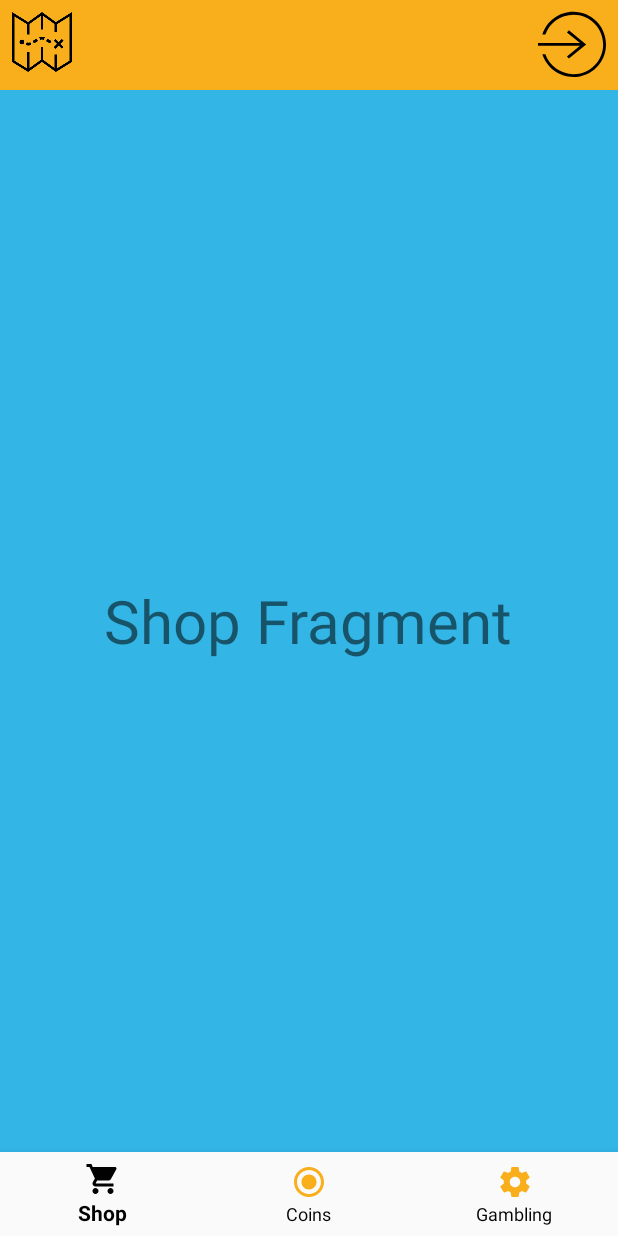
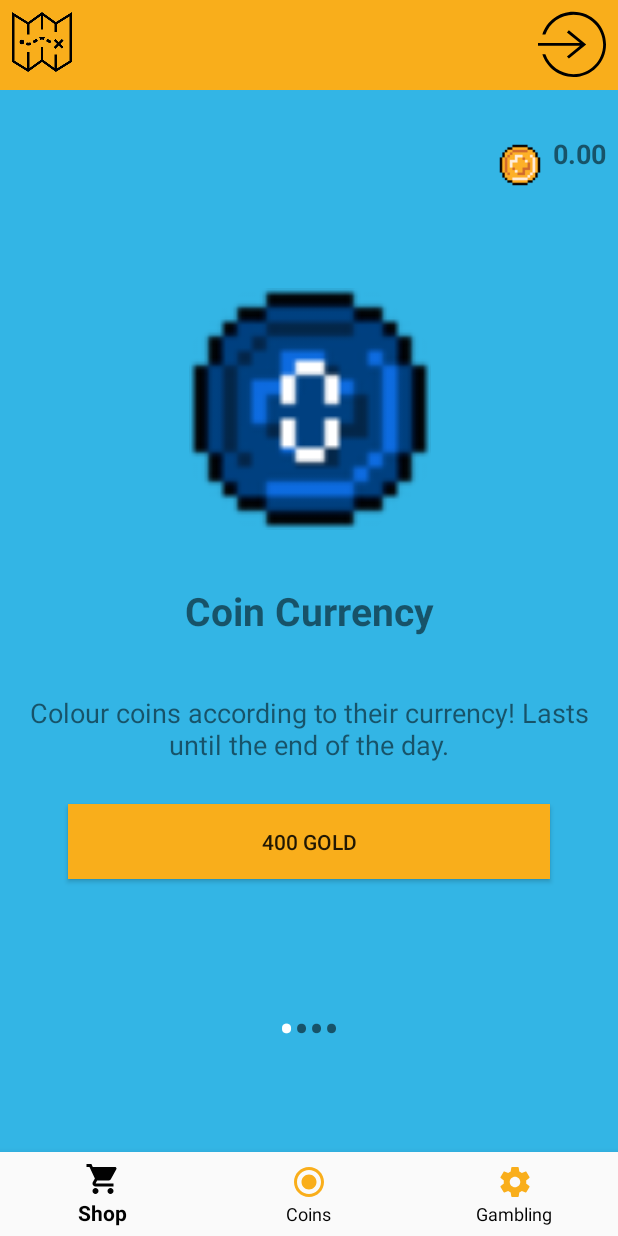
Before and after one commit to nik5y/Coinz, an Android app: the ShopFragment screen opened directly, with no data from a screen before it, on a phone screen of 412 x 824 dp. Run offline under Robolectric (Android 15) with nearby library versions, the phone set to English and light mode, and no system bars; our stand-ins replace Firebase (no records; nobody signed in at launch, a user with empty details on screens opened directly); libraries missing offline, so code that uses them is left out: com.r0adkll.slidr, uk.ac.ed; 2 statements that could not run were skipped.

Commit message:
Changes:
1. Implemented the SHOP fragment with four bonuses currently.
2. The fragment now displays the current gold balance and a page slide view of different bonuses.
3. Once bought, the balance is updated both on screen and in the database. The bonus feature is also set to activated in the database.
3. Once bought, the bonus cannot be bought again, until it wears off.

```diff
--- a/app/src/main/AndroidManifest.xml
+++ b/app/src/main/AndroidManifest.xml
@@ -40,7 +40,9 @@
                 <category android:name="android.intent.category.LAUNCHER" />
             </intent-filter>
         </activity>
-        <activity android:name=".LoginActivity" />
+        <activity android:name=".LoginActivity">
+
+        </activity>
         <activity android:name=".SignupActivity" />
 
         <receiver
--- a/app/src/main/java/uk/ac/ed/inf/coinz/CoinRecyclerAdapter.kt
+++ b/app/src/main/java/uk/ac/ed/inf/coinz/CoinRecyclerAdapter.kt
@@ -35,9 +35,8 @@ class CoinRecyclerAdapter(var context: Context, val items : ArrayList<CoinRecycl
 
         val coin: CoinRecyclerViewClass = items[position]
         holder.coin_recycler_currency.text = coin.currency
-        //rounds down
-        //add double format
-        holder.coin_recycler_value.text = coin.value.subSequence(0, 5)
+
+        holder.coin_recycler_value.text = coin.value.toDouble().format(3)
         holder.coin_recycler_image.setImageResource(coin.iconId)
 
         //todo add if for from thing
@@ -368,12 +367,7 @@ class CoinRecyclerAdapter(var context: Context, val items : ArrayList<CoinRecycl
 
 }
 
-
-//todo figure out what to do with coins when sent to other user:
-//todo 1. allow sending them back and forth between same users?
-//todo 2. allow sending them more than once?
-//todo 3. make a thingy that changes the id in some way. perhaps uses the senders username or smth..
-
+//todo delete bloody bonuses after 24 hrs
 
 //constrain usernames to be some amount of characters long max.
 
--- a/app/src/main/java/uk/ac/ed/inf/coinz/CoinRecyclerClass.kt
+++ /dev/null
@@ -1,9 +0,0 @@
-package uk.ac.ed.inf.coinz
-
-public class CoinRecyclerClass ( currency : String,  value : String) {
-
-    /*val currency = currency
-    val value = value*/
-    val iconName = currency.toLowerCase()
-
-}
--- a/app/src/main/java/uk/ac/ed/inf/coinz/CoinsFragment.kt
+++ b/app/src/main/java/uk/ac/ed/inf/coinz/CoinsFragment.kt
@@ -33,7 +33,6 @@ class CoinsFragment : Fragment() {
             recyc.adapter = CoinRecyclerAdapter(context!!, value)
         }
     })
-//todo add go back to map button
 
         return view
 
@@ -47,10 +46,6 @@ class CoinsFragment : Fragment() {
 
     override fun onViewCreated(view: View, savedInstanceState: Bundle?) {
         super.onViewCreated(view, savedInstanceState)
-
-        //todo add a text when there are no coin collected. i.e adjust visibility depending on array size
-
-
     }
 
     interface MyCallback {
--- a/app/src/main/java/uk/ac/ed/inf/coinz/MapsActivity.kt
+++ b/app/src/main/java/uk/ac/ed/inf/coinz/MapsActivity.kt
@@ -399,6 +399,7 @@ class MapsActivity : AppCompatActivity(),
                 Toast.makeText(this@MapsActivity, "Collected ${currVal[0]} of value ${currVal[1].toDouble().format(3)}", Toast.LENGTH_LONG).show()
 
             } else {
+
                 Toast.makeText(this@MapsActivity, "Coin ${(markerPos.distanceTo(currentPos) - coinCollectRange).format(0)}m out of Range!", Toast.LENGTH_LONG).show()
             }
         }
@@ -521,11 +522,6 @@ class MapsActivity : AppCompatActivity(),
         }
     }
 
-
-    //Formatting digits
-    fun Double.format(digits: Int) = java.lang.String.format("%.${digits}f", this)
-
-
     //Setting an Alarm to delete coins at midnight
     private fun setDailyCoinDelete() {
 
--- a/app/src/main/java/uk/ac/ed/inf/coinz/ShopFragment.kt
+++ b/app/src/main/java/uk/ac/ed/inf/coinz/ShopFragment.kt
@@ -1,18 +1,83 @@
 package uk.ac.ed.inf.coinz
 
-import android.annotation.SuppressLint
 import android.os.Bundle
 import android.support.v4.app.Fragment
+import android.support.v4.view.ViewPager
+import android.text.Html
 import android.view.LayoutInflater
 import android.view.View
 import android.view.ViewGroup
-import kotlinx.android.synthetic.main.activity_interactive.*
-
+import android.widget.LinearLayout
+import android.widget.TextView
+import com.google.firebase.auth.FirebaseAuth
+import com.google.firebase.firestore.FirebaseFirestore
+import kotlinx.android.synthetic.main.fragment_shop.*
 
 class ShopFragment : Fragment() {
 
+    var dots : ArrayList<TextView> = arrayListOf()
+    lateinit var pageDots : LinearLayout
+    lateinit var slider : ViewPager
+    val firebase = FirebaseFirestore.getInstance()
+    val currentUser = FirebaseAuth.getInstance().currentUser!!.email
+
     override fun onCreateView(inflater: LayoutInflater, container: ViewGroup?, savedInstanceState: Bundle?): View? {
-        return inflater.inflate(R.layout.fragment_shop, container, false)
+        val view = inflater.inflate(R.layout.fragment_shop, container, false)
+
+        slider = view.findViewById<ViewPager>(R.id.shop_pager)
+        pageDots = view.findViewById<LinearLayout>(R.id.shop_page_dots)
+
+        slider.adapter = ShopSliderAdapter(view, context!!, firebase, currentUser!!)
+
+        addDots(0)
+
+        slider.addOnPageChangeListener(object : ViewPager.OnPageChangeListener {
+
+            override fun onPageScrollStateChanged(state: Int) {
+
+            }
+
+            override fun onPageScrolled(position: Int, positionOffset: Float, positionOffsetPixels: Int) {
+
+            }
+            override fun onPageSelected(position: Int) {
+                pageDots.removeAllViewsInLayout()
+                addDots(position)
+            }
+
+        })
+
+        firebase.collection("Users").document(currentUser!!).collection("Account Information")
+                .document("Gold Balance").get().addOnSuccessListener {
+                    val gold = it["goldBalance"].toString().toDouble()
+                    shop_gold_balance.setText(gold.format(2))
+                }
+
+        return view
     }
 
+
+    private fun addDots(position: Int) {
+        for (i in 0..3) {
+            dots.add(i,TextView(context!!))
+            dots[i].setText(Html.fromHtml("&#8226", Html.FROM_HTML_MODE_LEGACY))
+            dots[i].setTextSize(30.0F)
+            pageDots.addView(dots[i])
+
+        }
+
+        dots[position].setTextColor(resources.getColor(R.color.mapboxWhite))
+
+    }
+
+    private fun highlightDot(position: Int){
+
+    }
+
+    fun Double.format(digits: Int) = java.lang.String.format("%.${digits}f", this)
+
+
+
+//todo disable rotation
+
 }
--- /dev/null
+++ b/app/src/main/java/uk/ac/ed/inf/coinz/ShopSliderAdapter.kt
@@ -0,0 +1,145 @@
+package uk.ac.ed.inf.coinz
+
+import android.content.Context
+import android.support.constraint.ConstraintLayout
+import android.support.v4.view.PagerAdapter
+import android.support.v7.app.AlertDialog
+import android.view.LayoutInflater
+import android.view.View
+import android.view.ViewGroup
+import android.widget.Button
+import android.widget.ImageView
+import android.widget.RelativeLayout
+import android.widget.TextView
+import com.google.firebase.firestore.FirebaseFirestore
+import kotlinx.android.synthetic.main.fragment_shop.view.*
+import kotlinx.android.synthetic.main.shop_page_layout.view.*
+import java.util.zip.Inflater
+
+class ShopSliderAdapter(containerView : View, var context: Context, firebase : FirebaseFirestore, email : String) : PagerAdapter(){
+
+    val firebase = firebase
+    val email = email
+    val containerView = containerView
+
+    override fun getCount(): Int {
+        return bonusTitles.size
+     }
+
+    override fun isViewFromObject(view: View, `object`: Any): Boolean {
+        return view == `object` as ConstraintLayout;
+    }
+
+    val bonusIcons : Array<Int> = arrayOf(
+            R.drawable.shil0,
+            R.drawable.shil,
+            R.drawable.generic_coin,
+            R.drawable.peny)
+
+
+    val bonusTitles : Array<String> = arrayOf(
+            "Coin Currency",
+            "Coin Value",
+            "Range+",
+            "Rates"
+    )
+
+    val bonusPrices : Array<Double> = arrayOf(
+            400.0,400.0,500.0,200.0
+    )
+
+    val bonusDescriptions : Array<String> = arrayOf(
+            "Colour coins according to their currency! Lasts until the end of the day.",
+            "Display the coin value! Lasts until the end of the day",
+            "Double coin collection range! Lasts 24 hours",
+            "Find out the rates for today! Available at the map screen. Lasts until the end of the day"
+    )
+
+    override fun instantiateItem(container: ViewGroup, position: Int): Any {
+
+        val inflater = context.getSystemService(Context.LAYOUT_INFLATER_SERVICE) as LayoutInflater
+        val view = inflater.inflate(R.layout.shop_page_layout, container, false)
+
+        val shop_page_icon = view.shop_page_icon as ImageView
+        val shop_page_title = view.shop_page_title as TextView
+        val shop_page_description = view.shop_page_description as TextView
+        val shop_page_buy = view.shop_page_buy as Button
+
+        shop_page_icon.setImageResource(bonusIcons[position])
+        shop_page_title.setText(bonusTitles[position])
+        shop_page_description.setText(bonusDescriptions[position])
+        shop_page_buy.setText("${bonusPrices[position].toInt()} GOLD")
+        container.addView(view)
+
+        val bonusPath = firebase.collection("Users").document(email).collection("Bonuses")
+                .document(bonusTitles[position])
+
+        bonusPath.get().addOnSuccessListener {activated->
+
+            if ( activated!!["activated"] as Boolean) {
+                shop_page_buy.apply {
+                    isEnabled = false
+                    setBackgroundColor(resources.getColor(R.color.vikaLightOrange))
+                }
+            } else {
+                shop_page_buy.setOnClickListener {
+
+
+                    val goldBalancePath = firebase.collection("Users").document(email).collection("Account Information")
+                            .document("Gold Balance")
+
+                    goldBalancePath.get().addOnSuccessListener {
+
+                        var gold = it["goldBalance"].toString().toDouble()
+
+                        if (gold >= bonusPrices[position]) {
+
+                            //Reduce Balance
+
+                            gold = gold - bonusPrices[position]
+                            goldBalancePath.update("goldBalance", gold)
+
+                            //update balance on screen
+
+                            containerView.shop_gold_balance.setText(gold.format(2))
+
+                            //update button appearance
+
+                            shop_page_buy.apply {
+                                isEnabled = false
+                                setBackgroundColor(resources.getColor(R.color.vikaLightOrange))
+                            }
+
+
+                            //Enable Bonus in Database
+
+                            bonusPath.update("activated", true)
+
+
+                        } else {
+                            val alert = AlertDialog.Builder(context)
+                            alert.apply {
+                                setMessage("Not enough gold!")
+                                setPositiveButton("OK", null)
+                                setCancelable(true)
+                                create().show()
+                            }
+                        }
+
+                    }
+
+                }
+            }
+
+        }
+
+
+
+        return view
+    }
+
+    override fun destroyItem(container: ViewGroup, position: Int, `object`: Any) {
+        return container.removeView(`object` as ConstraintLayout)
+    }
+
+}
--- a/app/src/main/java/uk/ac/ed/inf/coinz/SignupActivity.kt
+++ b/app/src/main/java/uk/ac/ed/inf/coinz/SignupActivity.kt
@@ -162,6 +162,7 @@ class SignupActivity : AppCompatActivity() {
         val bonusRangeReference = bonusReference.document("Range+")
         val bonusMarkerCurrencyReference = bonusReference.document("Coin Currency")
         val bonusMarkerValueReference = bonusReference.document("Coin Value")
+        val bonusRatesReference = bonusReference.document("Rates")
 
         ///addd bonus features
 
@@ -173,6 +174,7 @@ class SignupActivity : AppCompatActivity() {
             bonusRangeReference.set(Bonus(false))
             bonusMarkerCurrencyReference.set(Bonus(false))
             bonusMarkerValueReference.set(Bonus(false))
+            bonusRatesReference.set(Bonus(false))
 
             //not initialised coins as they get initialised by their own piece of code.
             //not initialised banked and sent coins as their database thingie will be deleted daily,
--- a/app/src/main/java/uk/ac/ed/inf/coinz/UtilisedClasses.kt
+++ b/app/src/main/java/uk/ac/ed/inf/coinz/UtilisedClasses.kt
@@ -38,6 +38,8 @@ class dailyUpdate() : Runnable {
         //set bonus features to false
         firestore.collection("Users").document(email).collection("Bonuses").document("Coin Currency").update("activated", false)
         firestore.collection("Users").document(email).collection("Bonuses").document("Coin Value").update("activated", false)
+        firestore.collection("Users").document(email).collection("Bonuses").document("Range+").update("activated", false)
+
     }
 }
 
@@ -61,3 +63,5 @@ class Timing() {
 
 
 }
+
+fun Double.format(digits: Int) = java.lang.String.format("%.${digits}f", this)
--- a/app/src/main/res/layout/coin_recycler_item.xml
+++ b/app/src/main/res/layout/coin_recycler_item.xml
@@ -5,7 +5,7 @@
     android:layout_width="match_parent"
     android:layout_height="wrap_content"
     android:orientation="horizontal"
-    android:background="@color/colorPrimary"
+    android:background="@color/vikaLightOrange"
     android:layout_marginTop="5dp"
     android:padding="5dp"
     android:id="@+id/coin_recycler_item">
@@ -15,6 +15,7 @@
         android:layout_width="60dp"
         android:layout_gravity="center_vertical"
         android:layout_height="60dp"
+        android:layout_marginLeft="5dp"
         android:src="@drawable/peny" />
 
     <android.support.constraint.ConstraintLayout
--- a/app/src/main/res/layout/fragment_coins.xml
+++ b/app/src/main/res/layout/fragment_coins.xml
@@ -5,7 +5,7 @@
     android:id="@+id/fragment_coins"
     android:layout_width="match_parent"
     android:layout_height="match_parent"
-    android:background="@android:color/holo_red_light">
+    android:background="@android:color/white">
 
     <TextView
         android:id="@+id/coin_text"
--- a/app/src/main/res/layout/fragment_shop.xml
+++ b/app/src/main/res/layout/fragment_shop.xml
@@ -1,5 +1,6 @@
 <?xml version="1.0" encoding="utf-8"?>
-<RelativeLayout xmlns:android="http://schemas.android.com/apk/res/android"
+<android.support.constraint.ConstraintLayout xmlns:android="http://schemas.android.com/apk/res/android"
+    xmlns:app="http://schemas.android.com/apk/res-auto"
     android:layout_width="match_parent"
     android:layout_height="match_parent"
     android:id="@+id/fragment_shop"
@@ -7,12 +8,67 @@
     android:background="@android:color/holo_blue_light"
     >
 
+    <android.support.v4.view.ViewPager
+        android:id="@+id/shop_pager"
+        android:layout_width="0dp"
+        android:layout_height="441dp"
+        android:layout_alignParentStart="true"
+        android:layout_alignParentTop="true"
+
+        app:layout_constraintBottom_toBottomOf="parent"
+        app:layout_constraintEnd_toEndOf="parent"
+        app:layout_constraintHorizontal_bias="0.0"
+        app:layout_constraintStart_toStartOf="parent"
+        app:layout_constraintTop_toTopOf="parent"
+        app:layout_constraintVertical_bias="0.375"
+        tools:ignore="InvalidId" />
+
+    <LinearLayout
+        android:id="@+id/shop_page_dots"
+        android:layout_width="100dp"
+        android:layout_height="51dp"
+        android:layout_alignParentBottom="true"
+        android:layout_centerHorizontal="true"
+        android:layout_marginStart="8dp"
+
+        android:layout_marginTop="8dp"
+        android:layout_marginEnd="8dp"
+        android:layout_marginBottom="8dp"
+        android:gravity="center"
+        android:orientation="horizontal"
+        app:layout_constraintBottom_toBottomOf="parent"
+        app:layout_constraintEnd_toEndOf="parent"
+        app:layout_constraintStart_toStartOf="parent"
+        app:layout_constraintTop_toBottomOf="@+id/shop_pager" />
+
     <TextView
+        android:id="@+id/shop_gold_balance"
         android:layout_width="wrap_content"
         android:layout_height="wrap_content"
-        android:text="Shop Fragment"
-        android:textSize="40sp"
-        android:id="@+id/shop_text"
-        android:layout_centerInParent="true"/>
+        android:layout_alignParentTop="true"
+        android:layout_alignParentEnd="true"
+        android:layout_marginTop="8dp"
+        android:layout_marginEnd="8dp"
+        android:layout_marginBottom="8dp"
+        android:text="Gold Balance"
+        android:textSize="18sp"
+        android:textStyle="bold"
+        app:layout_constraintBottom_toTopOf="@+id/shop_pager"
+        app:layout_constraintEnd_toEndOf="parent"
+        app:layout_constraintTop_toTopOf="parent"
+        app:layout_constraintVertical_bias="0.375" />
 
-</RelativeLayout>
+    <ImageView
+        android:id="@+id/shop_gold_balance_icon"
+        android:layout_width="28dp"
+        android:layout_height="28dp"
+        android:layout_marginStart="228dp"
+        android:layout_marginEnd="8dp"
+        app:layout_constraintBottom_toTopOf="@+id/shop_pager"
+        app:layout_constraintEnd_toStartOf="@+id/shop_gold_balance"
+        app:layout_constraintHorizontal_bias="1.0"
+        app:layout_constraintStart_toStartOf="parent"
+        app:layout_constraintTop_toTopOf="parent"
+        app:srcCompat="@drawable/peny" />
+
+</android.support.constraint.ConstraintLayout>
--- /dev/null
+++ b/app/src/main/res/layout/shop_page_layout.xml
@@ -0,0 +1,65 @@
+<?xml version="1.0" encoding="utf-8"?>
+<android.support.constraint.ConstraintLayout
+    xmlns:android="http://schemas.android.com/apk/res/android"
+    xmlns:app="http://schemas.android.com/apk/res-auto"
+    xmlns:tools="http://schemas.android.com/tools"
+    android:layout_width="match_parent"
+    android:layout_height="match_parent">
+
+
+    <ImageView
+        android:id="@+id/shop_page_icon"
+        android:layout_width="161dp"
+        android:layout_height="169dp"
+        android:layout_marginStart="8dp"
+        android:layout_marginTop="28dp"
+        android:layout_marginEnd="8dp"
+        app:layout_constraintEnd_toEndOf="parent"
+        app:layout_constraintHorizontal_bias="0.502"
+        app:layout_constraintStart_toStartOf="parent"
+        app:layout_constraintTop_toTopOf="parent"
+        app:srcCompat="@drawable/dolr0" />
+
+    <TextView
+        android:id="@+id/shop_page_title"
+        android:layout_width="wrap_content"
+        android:layout_height="wrap_content"
+        android:layout_marginStart="8dp"
+        android:layout_marginTop="32dp"
+        android:layout_marginEnd="8dp"
+        android:text="Bonus"
+        android:textSize="26sp"
+        android:textStyle="bold"
+        android:textAlignment="center"
+        app:layout_constraintEnd_toEndOf="parent"
+        app:layout_constraintStart_toStartOf="parent"
+        app:layout_constraintTop_toBottomOf="@+id/shop_page_icon" />
+
+    <TextView
+        android:id="@+id/shop_page_description"
+        android:layout_width="match_parent"
+        android:layout_height="100dp"
+        android:layout_marginStart="8dp"
+        android:layout_marginEnd="8dp"
+        android:text="Bonus Description"
+        android:gravity="center"
+        android:textAlignment="center"
+        android:textSize="18sp"
+        app:layout_constraintBottom_toBottomOf="parent"
+        app:layout_constraintEnd_toEndOf="parent"
+        app:layout_constraintStart_toStartOf="parent"
+        app:layout_constraintTop_toBottomOf="@+id/shop_page_title"
+        app:layout_constraintVertical_bias="0.149" />
+
+    <Button
+        android:id="@+id/shop_page_buy"
+        android:layout_width="match_parent"
+        android:layout_height="50sp"
+        android:layout_marginStart="45dp"
+        android:layout_marginEnd="45dp"
+        android:background="@color/colorPrimary"
+        android:text="Button"
+        app:layout_constraintEnd_toEndOf="parent"
+        app:layout_constraintStart_toStartOf="parent"
+        app:layout_constraintTop_toBottomOf="@+id/shop_page_description" />
+</android.support.constraint.ConstraintLayout>
--- a/app/src/main/res/values/colors.xml
+++ b/app/src/main/res/values/colors.xml
@@ -4,8 +4,12 @@
     <color name="colorPrimaryDark">#020202</color>
     <color name="colorAccent">#c6d2e1</color>
 
-    <color name="mapboxWhite">#f9ae19</color>
+
+    <color name="mapboxWhite">#ffffff</color>
     <color name="mapboxBlue">#000000</color>
     <color name="mapboxGrayLight">#c6d2e1</color>
 
+    <color name="vikaLightOrange">#ffe175</color>
+    <color name="vikaDarkOrange">#ffd73d</color>
+
 </resources>
```
